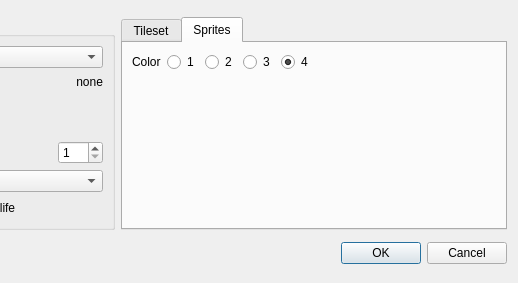
Above: src/propertieswindow.ui from devinacker/kale before the change; both pictures show x 243 to 761 and y 0 to 283 of the 761 by 283 pixel window. Below: the same form after it.
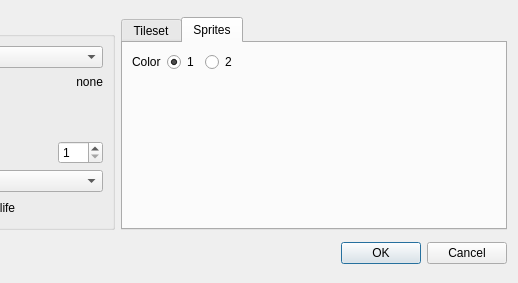
That is the form after the change.

```diff
--- a/src/propertieswindow.ui
+++ b/src/propertieswindow.ui
@@ -389,23 +389,6 @@
        <property name="sizeConstraint">
         <enum>QLayout::SetFixedSize</enum>
        </property>
-       <item row="0" column="1">
-        <widget class="QRadioButton" name="radioButton_Color1">
-         <property name="text">
-          <string>1</string>
-         </property>
-         <property name="checked">
-          <bool>false</bool>
-         </property>
-        </widget>
-       </item>
-       <item row="0" column="3">
-        <widget class="QRadioButton" name="radioButton_Color3">
-         <property name="text">
-          <string>3</string>
-         </property>
-        </widget>
-       </item>
        <item row="0" column="0">
         <widget class="QLabel" name="label_Color">
          <property name="text">
@@ -413,6 +396,16 @@
          </property>
         </widget>
        </item>
+       <item row="0" column="1">
+        <widget class="QRadioButton" name="radioButton_Color1">
+         <property name="text">
+          <string>1</string>
+         </property>
+         <property name="checked">
+          <bool>true</bool>
+         </property>
+        </widget>
+       </item>
        <item row="0" column="2">
         <widget class="QRadioButton" name="radioButton_Color2">
          <property name="text">
@@ -420,16 +413,6 @@
          </property>
         </widget>
        </item>
-       <item row="0" column="4">
-        <widget class="QRadioButton" name="radioButton_Color4">
-         <property name="text">
-          <string>4</string>
-         </property>
-         <property name="checked">
-          <bool>true</bool>
-         </property>
-        </widget>
-       </item>
       </layout>
      </widget>
     </widget>
```
